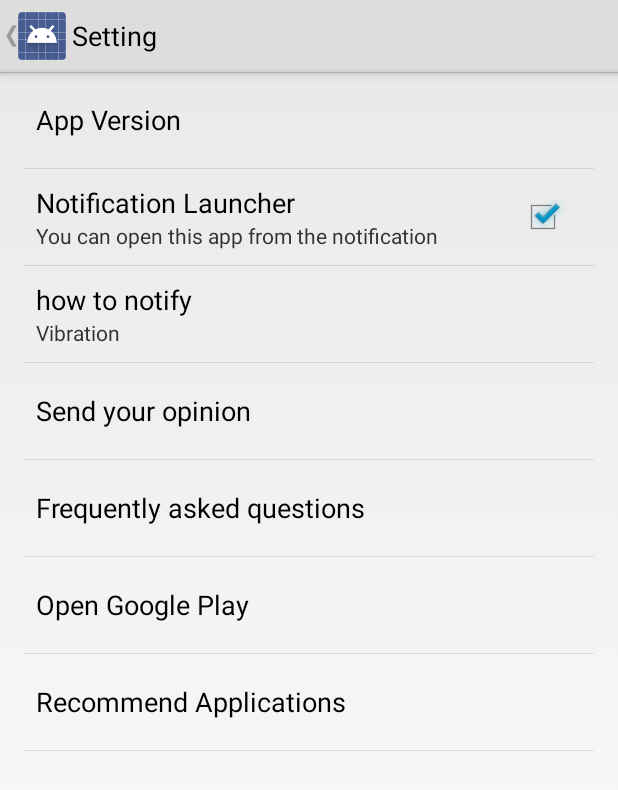
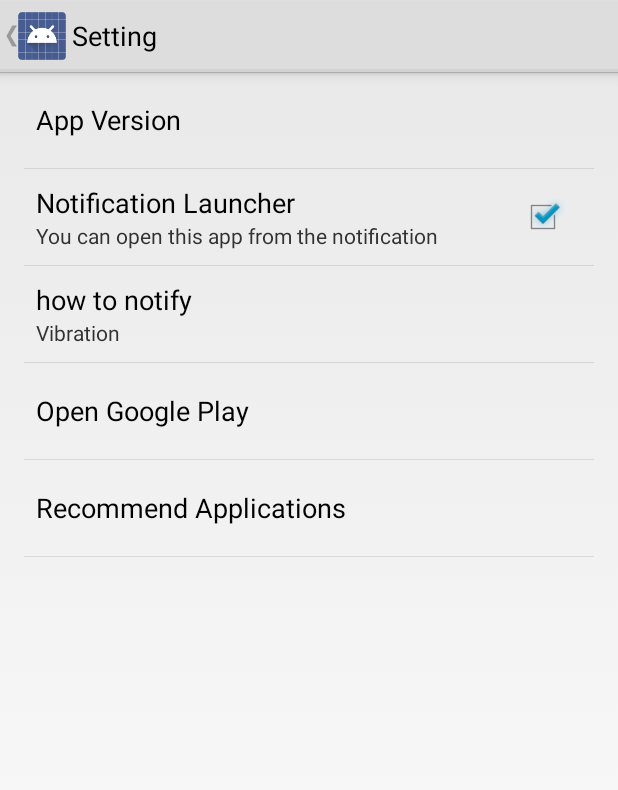
Before and after one commit to shoma2da/android-Timer, an Android app: the screen it shows after launch (SettingActivity), after a tap on "Setting", on a phone screen of 412 x 824 dp. Shown: the top 790 px of the screen. Run offline under Robolectric (Android 15) with nearby library versions, the phone set to English and light mode, and no system bars; our stand-ins replace AdMob, Timber; libraries missing offline, so code that uses them is left out: net.app_c.cloud; 1 statement that could not run was skipped; 1 other tap on this screen came first.

Commit message:
ビルドできるようにした

```diff
--- a/app/src/main/kotlin/com/hatenablog/shoma2da/android/timer/v1_2/entrypoint/presentation/dialog/PleaseReviewDialog.kt
+++ b/app/src/main/kotlin/com/hatenablog/shoma2da/android/timer/v1_2/entrypoint/presentation/dialog/PleaseReviewDialog.kt
@@ -8,7 +8,6 @@ import android.net.Uri
 import android.os.Bundle
 import android.preference.PreferenceManager
 import android.widget.Toast
-import co.meyasuba.android.sdk.Meyasubaco
 import com.hatenablog.shoma2da.android.timer.R
 import com.hatenablog.shoma2da.android.timer.v1_2.domain.please_review.PleaseReviewCondition
 import com.hatenablog.shoma2da.android.timer.v1_2.util.extensions.getLogger
@@ -48,9 +47,6 @@ class PleaseReviewDialog : DialogFragment() {
                     dialog.dismiss()
                 })
                 .setNegativeButton(R.string.please_review_bad, { dialog, which ->
-                    //要望画面へ遷移
-                    Meyasubaco.showCommentActivity(activity);
-
                     //Toast表示
                     Toast.makeText(activity, R.string.please_review_send_your_opinion, Toast.LENGTH_LONG).show()
 
--- a/app/src/main/kotlin/com/hatenablog/shoma2da/android/timer/v1_2/entrypoint/presentation/fragment/SettingFragment.kt
+++ b/app/src/main/kotlin/com/hatenablog/shoma2da/android/timer/v1_2/entrypoint/presentation/fragment/SettingFragment.kt
@@ -5,7 +5,6 @@ import android.net.Uri
 import android.os.Bundle
 import android.preference.ListPreference
 import android.preference.PreferenceFragment
-import co.meyasuba.android.sdk.Meyasubaco
 import com.hatenablog.shoma2da.android.timer.R
 import com.hatenablog.shoma2da.android.timer.v1_2.domain.notificationlauncher.NotificationLauncherService
 import net.app_c.cloud.sdk.AppCCloud
@@ -51,18 +50,6 @@ class SettingFragment : PreferenceFragment() {
             true
         })
 
-        //要望メニューの動作設定
-        findPreference("request")?.setOnPreferenceClickListener { preference ->
-            Meyasubaco.showCommentActivity(activity);
-            true
-        }
-
-        //よくある質問メニューの動作設定
-        findPreference("question")?.setOnPreferenceClickListener { preference ->
-            Meyasubaco.showHelpListActivity(activity)
-            true
-        }
-
         //Google Playの動作設定
         findPreference("google_play")?.setOnPreferenceClickListener { preference ->
             val intent = Intent(Intent.ACTION_VIEW)
--- a/app/src/main/res/menu/main.xml
+++ b/app/src/main/res/menu/main.xml
@@ -1,10 +1,6 @@
 <menu xmlns:android="http://schemas.android.com/apk/res/android"
       xmlns:tools="http://schemas.android.com/tools"
       tools:context=".v1_2.entrypoint.presentation.activity.MainActivity">
-    <item android:id="@+id/menu_feedback"
-          android:icon="@drawable/ic_feedback_black"
-          android:title="@string/feedback"
-          android:showAsAction="always" />
     <item android:id="@+id/menu_settings"
           android:icon="@drawable/ic_settings_black"
           android:title="@string/setting"
--- a/app/src/main/res/xml/preference.xml
+++ b/app/src/main/res/xml/preference.xml
@@ -16,12 +16,6 @@
         android:defaultValue="vibration"
         />
     <Preference
-        android:key="request"
-        android:title="@string/request" />
-    <Preference
-        android:key="question"
-        android:title="@string/question" />
-    <Preference
         android:key="google_play"
         android:title="@string/google_play" />
     <Preference
--- a/build.gradle
+++ b/build.gradle
@@ -6,7 +6,7 @@ buildscript {
         maven { url 'https://maven.fabric.io/public' }
     }
     dependencies {
-        classpath 'com.android.tools.build:gradle:1.5.0'
+        classpath 'com.android.tools.build:gradle:2.3.3'
         classpath 'io.fabric.tools:gradle:1.+'
     }
 }
@@ -14,5 +14,8 @@ buildscript {
 allprojects {
     repositories {
         jcenter()
+        maven {
+            url "https://maven.google.com"
+        }
     }
 }
```
Also changed, not shown: app/build.gradle (+4 -7 lines), app/src/main/kotlin/com/hatenablog/shoma2da/android/timer/v1_2/TimerApplication.kt (+0 -8 lines), app/src/main/kotlin/com/hatenablog/shoma2da/android/timer/v1_2/entrypoint/presentation/activity/MainActivity.kt (+0 -7 lines), gradle/wrapper/gradle-wrapper.properties.
